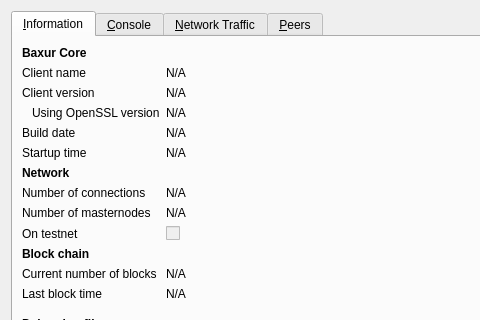
nightm4r3tr/Ncoin, file src/qt/forms/rpcconsole.ui: the form before one commit; both pictures show x 0 to 480 and y 0 to 320 of the 740 by 450 pixel window.
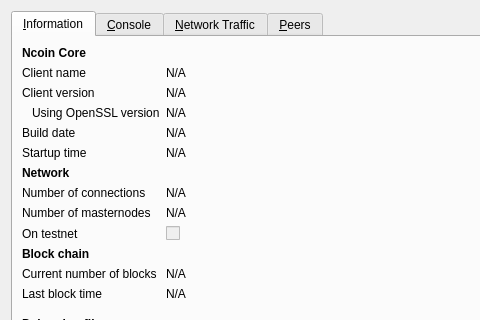
The form after the commit. The open tabs and pages were chosen to show the change. Icons and pictures are not drawn. Custom widgets are drawn as their Qt base class.

```diff
--- a/src/qt/forms/rpcconsole.ui
+++ b/src/qt/forms/rpcconsole.ui
@@ -33,7 +33,7 @@
           </font>
          </property>
          <property name="text">
-          <string>Baxur Core</string>
+          <string>Ncoin Core</string>
          </property>
         </widget>
        </item>
```
Left out of the diff: 6 changed lines with no effect on the pictures.
